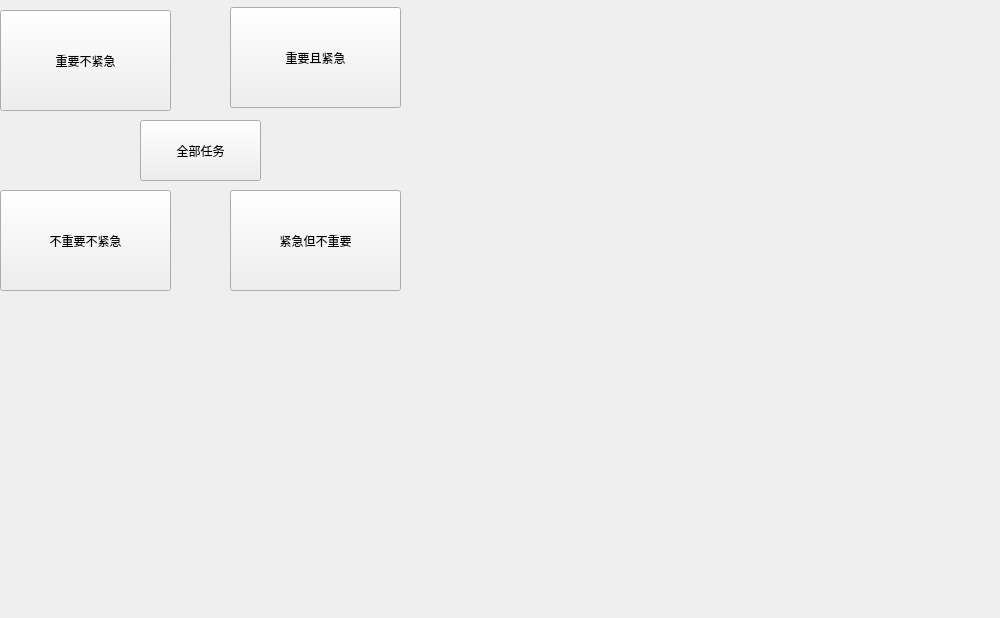
This is realProgect/dailymsy.ui in Arthur381/QTproject as Qt 5 draws it before an edit. The edited form follows.
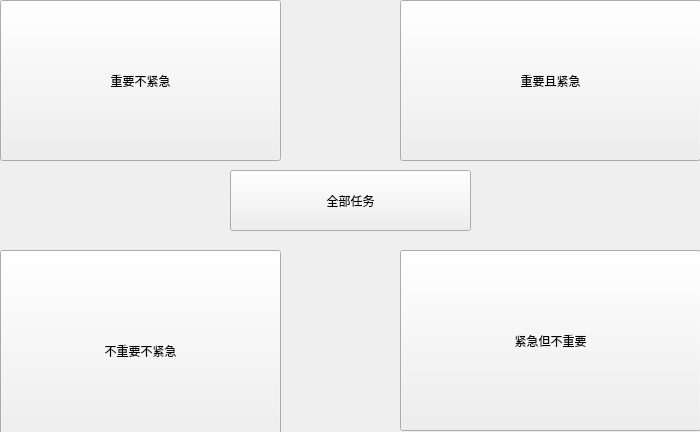
This is the edited form.

Diff of the .ui file:
```diff
--- a/realProgect/dailymsy.ui
+++ b/realProgect/dailymsy.ui
@@ -6,20 +6,20 @@
    <rect>
     <x>0</x>
     <y>0</y>
-    <width>1000</width>
-    <height>618</height>
+    <width>700</width>
+    <height>432</height>
    </rect>
   </property>
   <property name="minimumSize">
    <size>
-    <width>1000</width>
-    <height>618</height>
+    <width>700</width>
+    <height>430</height>
    </size>
   </property>
   <property name="maximumSize">
    <size>
-    <width>1000</width>
-    <height>618</height>
+    <width>700</width>
+    <height>432</height>
    </size>
   </property>
   <property name="windowTitle">
@@ -29,9 +29,9 @@
    <property name="geometry">
     <rect>
      <x>0</x>
-     <y>10</y>
-     <width>171</width>
-     <height>101</height>
+     <y>0</y>
+     <width>281</width>
+     <height>161</height>
     </rect>
    </property>
    <property name="text">
@@ -41,10 +41,10 @@
   <widget class="QPushButton" name="iAnde">
    <property name="geometry">
     <rect>
-     <x>230</x>
-     <y>7</y>
-     <width>171</width>
-     <height>101</height>
+     <x>400</x>
+     <y>0</y>
+     <width>301</width>
+     <height>161</height>
     </rect>
    </property>
    <property name="text">
@@ -55,9 +55,9 @@
    <property name="geometry">
     <rect>
      <x>0</x>
-     <y>190</y>
-     <width>171</width>
-     <height>101</height>
+     <y>250</y>
+     <width>281</width>
+     <height>201</height>
     </rect>
    </property>
    <property name="text">
@@ -67,10 +67,10 @@
   <widget class="QPushButton" name="eNoti">
    <property name="geometry">
     <rect>
-     <x>230</x>
-     <y>190</y>
-     <width>171</width>
-     <height>101</height>
+     <x>400</x>
+     <y>250</y>
+     <width>301</width>
+     <height>181</height>
     </rect>
    </property>
    <property name="text">
@@ -80,9 +80,9 @@
   <widget class="QPushButton" name="allIn">
    <property name="geometry">
     <rect>
-     <x>140</x>
-     <y>120</y>
-     <width>121</width>
+     <x>230</x>
+     <y>170</y>
+     <width>241</width>
      <height>61</height>
     </rect>
    </property>
```
